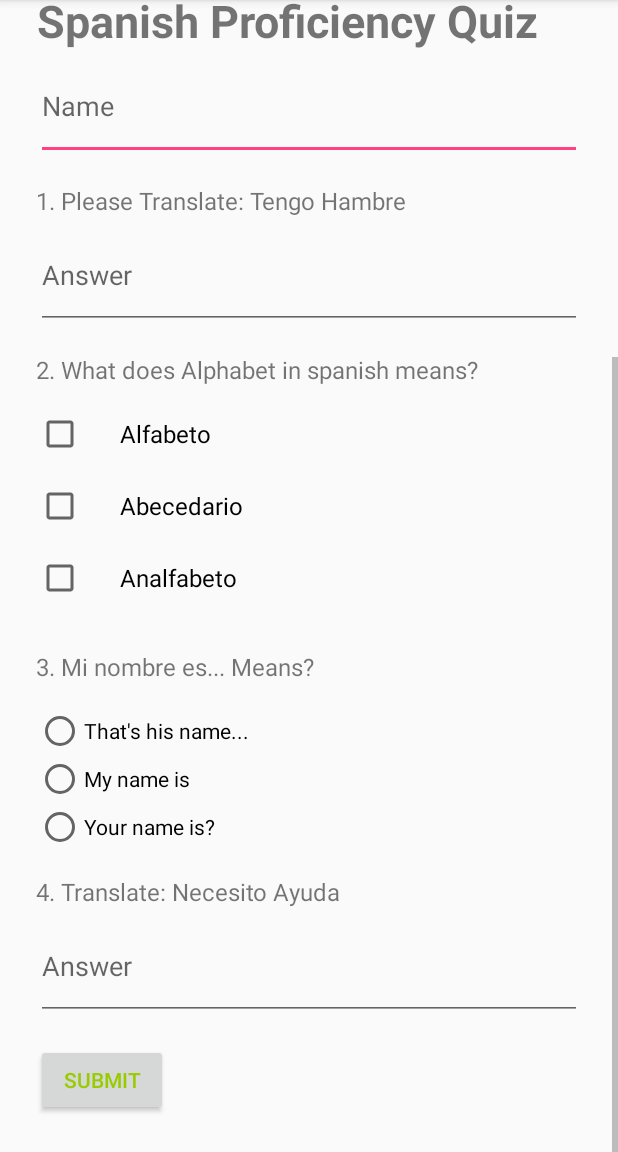
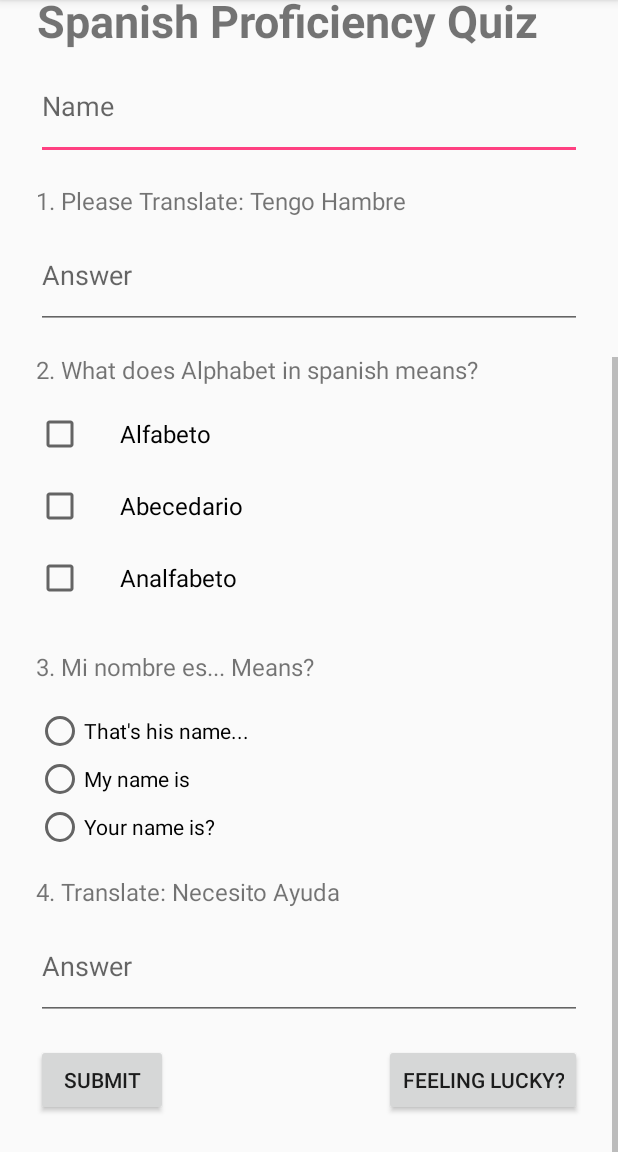
Before and after one commit to jocarog/HablaSpanish_Final, an Android app: the screen it shows after launch (MainActivity), scrolled down 344 dp, on a phone screen of 412 x 824 dp, the part 84-1236 px from its top. Run offline under Robolectric (Android 15) with nearby library versions, the phone set to English and light mode, and no system bars.

Commit message:
added button and changed colors

```diff
--- a/app/src/main/res/layout/activity_main.xml
+++ b/app/src/main/res/layout/activity_main.xml
@@ -141,14 +141,36 @@ android:inputType="textCapSentences"
 android:hint="Answer"
 android:paddingBottom="24dp"/>
 
-    <Button
+    <RelativeLayout
+        android:layout_width="match_parent"
+        android:layout_height="match_parent">
+     <Button
         android:layout_width="wrap_content"
         android:layout_height="wrap_content"
         android:text="Submit"
         android:layout_marginTop="16dp"
-        android:textColor="@android:color/holo_green_light"
         android:onClick="submit"
-        android:layout_alignParentBottom="true"/>
+        android:layout_alignParentBottom="true"
+        android:layout_centerHorizontal="true"
+         android:layout_alignParentLeft="true"/>
+
+
+    <Button
+    android:layout_height="wrap_content"
+        android:layout_alignParentRight="true"
+        android:layout_centerHorizontal="true"
+        android:clickable="true"
+        android:autoLink="web"
+        android:cursorVisible="true"
+        android:layout_width="wrap_content"
+        android:id="@+id/button_go"
+        android:text="Feeling Lucky?"
+        android:linksClickable="true"
+        android:onClick="goToGo"
+        android:layout_marginTop="16dp"/>
+
+
+    </RelativeLayout>
 
 </LinearLayout>
 
```
Also changed, not shown: app/src/main/java/com/example/android/hablaspanish/MainActivity.java (+24 -2 lines).
